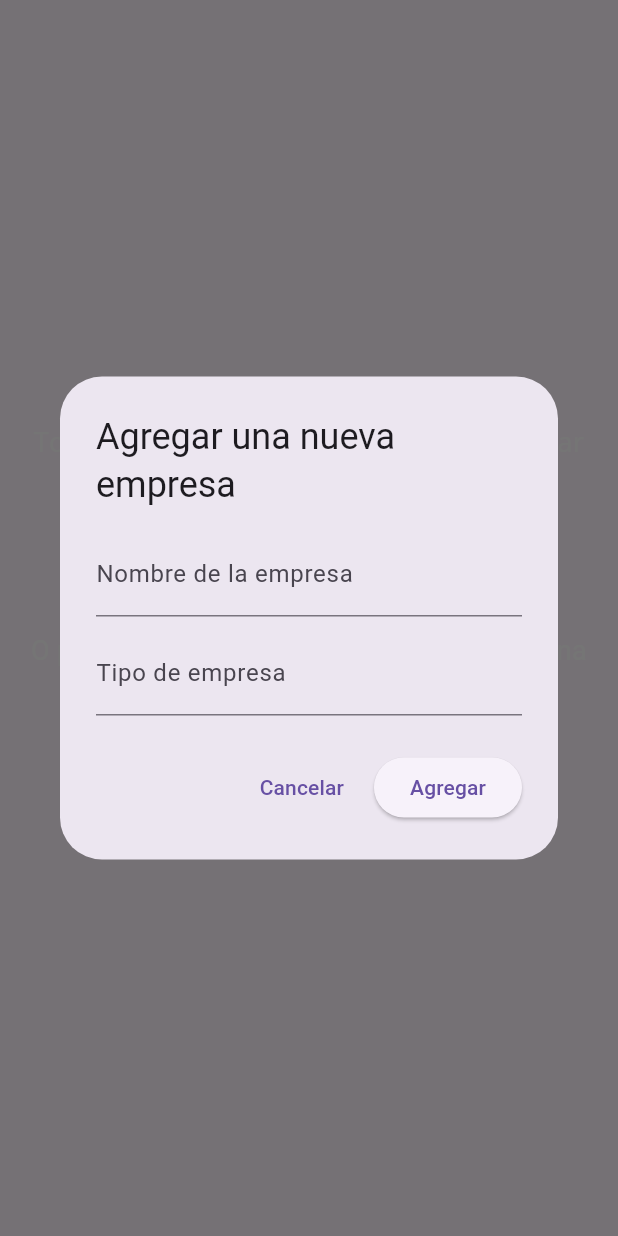
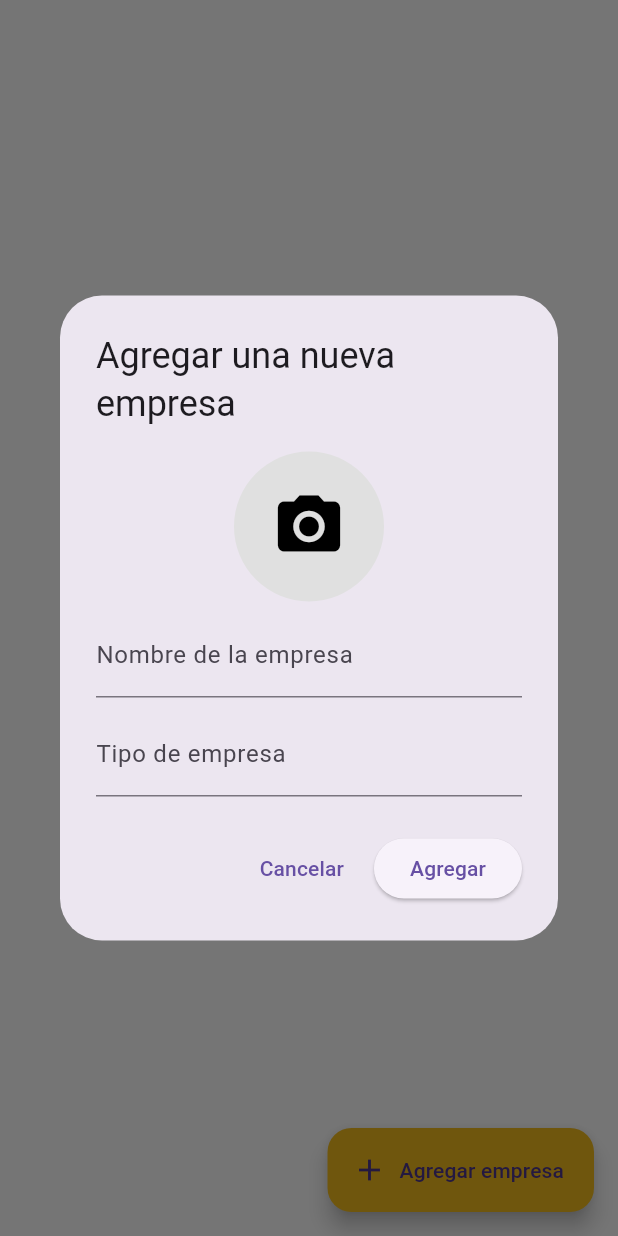
Before and after one commit to fededellavalle/listify, a Flutter app: the CompanyPage screen opened directly, after a tap on "Agregar una empresa", on a phone screen of 412 x 824 dp. Run offline on Flutter 3.47's test engine with Material 3 defaults, Android fonts, the phone set to English and light mode, and no system bars; our stand-ins replace cloud_firestore, device_preview, firebase_auth, firebase_core, firebase_storage, google_fonts and 3 more; accounts and stored records are empty.

Commit message:
Terminar lo de company image

```diff
--- a/lib/home/company.dart
+++ b/lib/home/company.dart
@@ -1,13 +1,29 @@
 import 'package:flutter/material.dart';
 import 'package:cloud_firestore/cloud_firestore.dart';
 import 'package:google_fonts/google_fonts.dart';
-import '../styles/button.dart';
-import '../styles/color.dart';
+import 'package:image_picker/image_picker.dart';
+import 'package:image_cropper/image_cropper.dart';
+import 'dart:io';
+import 'package:firebase_storage/firebase_storage.dart';
+import 'package:uuid/uuid.dart';
 
-class CompanyPage extends StatelessWidget {
+class CompanyPage extends StatefulWidget {
   final String? uid;
 
   CompanyPage({this.uid});
+
+  @override
+  _CompanyPageState createState() => _CompanyPageState();
+}
+
+class _CompanyPageState extends State<CompanyPage> {
+  File? _image;
+  String? _companyImageUrl;
+
+  @override
+  void initState() {
+    super.initState();
+  }
 
   Future<List<Map<String, dynamic>>> _fetchCompanyData(String? uid) async {
     if (uid != null) {
@@ -21,6 +37,9 @@ class CompanyPage extends StatelessWidget {
 
         companySnapshot.docs.forEach((doc) {
           companies.add(doc.data() as Map<String, dynamic>);
+          print(doc.id);
+          _getCompanyImageUrl(
+              doc.id); // Obtener la URL de la imagen para esta compañía
         });
 
         return companies;
@@ -33,10 +52,58 @@ class CompanyPage extends StatelessWidget {
     }
   }
 
+  Future<void> _getCompanyImageUrl(String companyId) async {
+    try {
+      // Obtener la URL de la imagen desde la base de datos
+      String? imageUrl = await FirebaseFirestore.instance
+          .collection('company_images')
+          .doc(
+              companyId) // Utilizar el ID de la compañía en lugar del UID del usuario
+          .get()
+          .then((doc) => doc.data()?['imageUrl']);
+
+      if (imageUrl != null) {
+        setState(() {
+          _companyImageUrl = imageUrl;
+        });
+      }
+    } catch (error) {
+      print('Error obteniendo la URL de la foto de la compañía: $error');
+    }
+  }
+
+  Future<void> _getImage() async {
+    final picker = ImagePicker();
+    final pickedFile = await picker.pickImage(source: ImageSource.gallery);
+    if (pickedFile != null) {
+      CroppedFile? croppedFile = await _cropImage(File(pickedFile.path));
+      if (croppedFile != null) {
+        setState(() {
+          _image = File(croppedFile.path);
+        });
+      }
+    }
+  }
+
+  Future<CroppedFile?> _cropImage(File imageFile) async {
+    final imageCropper = ImageCropper(); // Crear una instancia de ImageCropper
+    CroppedFile? croppedFile = await imageCropper.cropImage(
+      sourcePath: imageFile.path,
+      aspectRatio: CropAspectRatio(ratioX: 1.0, ratioY: 1.0),
+      compressQuality: 100,
+      maxWidth: 512,
+      maxHeight: 512,
+    );
+    return croppedFile;
+  }
+
   @override
   Widget build(BuildContext context) {
-    return FutureBuilder(
-      future: _fetchCompanyData(uid),
+    return Scaffold(
+      backgroundColor:
+          Colors.black.withOpacity(0.0), // Color de fondo del Scaffold
+      body: FutureBuilder(
+        future: _fetchCompanyData(widget.uid),
         builder: (context, AsyncSnapshot<List<Map<String, dynamic>>> snapshot) {
           if (snapshot.connectionState == ConnectionState.waiting) {
             return Center(child: CircularProgressIndicator());
@@ -53,11 +120,11 @@ class CompanyPage extends StatelessWidget {
                     Padding(
                       padding: const EdgeInsets.symmetric(horizontal: 20.0),
                       child: Text(
+                        'Todavía no tienes empresa. ¿Quieres crear una ya?',
                         style: GoogleFonts.openSans(
                           fontSize: 18,
                           color: Colors.white,
                         ),
-                      'Todavía no tienes empresa. ¿Quieres crear una ya?',
                         textAlign: TextAlign.center,
                       ),
                     ),
@@ -66,35 +133,7 @@ class CompanyPage extends StatelessWidget {
                       onPressed: () {
                         _showAddCompanyDialog(context);
                       },
-                    child: Text(
-                      'Agregar una empresa',
-                    ),
-                  ),
-                  SizedBox(height: 20),
-                  Padding(
-                    padding: const EdgeInsets.symmetric(horizontal: 20.0),
-                    child: Text(
-                      style: GoogleFonts.roboto(
-                        fontSize: 18,
-                        color: Colors.white,
-                      ),
-                      'O puedes recibir invitacions para unirte a una empresa',
-                      textAlign: TextAlign.center,
-                    ),
-                  ),
-                  SizedBox(height: 20),
-                  ElevatedButton.icon(
-                    style: buttonPrimary,
-                    onPressed: () {
-                      _showAddCompanyDialog(context);
-                    },
-                    label: Text(
-                      'Invitaciones',
-                      style: GoogleFonts.openSans(
-                        color: white,
-                      ),
-                    ),
-                    icon: const Icon(Icons.send),
+                      child: Text('Agregar una empresa'),
                     ),
                   ],
                 ),
@@ -106,60 +145,71 @@ class CompanyPage extends StatelessWidget {
               children: [
                 for (var companyData in companies) ...[
                   SizedBox(height: 20),
-                SizedBox(
-                  width: double.infinity,
-                  child: ElevatedButton(
+                  ElevatedButton(
                     onPressed: () {
                       // Acción al presionar el botón (si es necesario)
                     },
-                    style: ElevatedButton.styleFrom(
-                      padding:
-                          EdgeInsets.symmetric(vertical: 20, horizontal: 40),
-                      shape: RoundedRectangleBorder(
-                        borderRadius: BorderRadius.zero,
+                    style: ButtonStyle(
+                      overlayColor: MaterialStateProperty.all<Color>(Colors
+                          .grey), // Color del overlay (sombra) al presionar el botón
+                      backgroundColor: MaterialStateProperty.all<Color>(
+                          Colors.black.withOpacity(
+                              0.0)), // Color de fondo del botón con opacidad
+                      shape: MaterialStateProperty.all<RoundedRectangleBorder>(
+                        RoundedRectangleBorder(
+                          borderRadius: BorderRadius.circular(10.0),
+                          side: BorderSide(color: Colors.white), // Borde blanco
+                        ),
+                      ),
+                      padding: MaterialStateProperty.all<EdgeInsetsGeometry>(
+                        EdgeInsets.all(
+                            20), // Ajusta el padding del botón según sea necesario
                       ),
                     ),
                     child: Column(
                       children: [
+                        if (_companyImageUrl != null)
+                          CircleAvatar(
+                            backgroundImage: NetworkImage(_companyImageUrl!),
+                          )
+                        else
+                          IconButton(
+                            icon: Icon(Icons.question_mark),
+                            onPressed: () {},
+                          ),
                         Text(
                           companyData['name'],
-                          style: TextStyle(fontSize: 24),
+                          style: GoogleFonts.roboto(
+                            fontSize: 24,
+                            color: Colors.white,
+                          ),
                         ),
                         SizedBox(height: 10),
                         Text(
                           'Tipo: ${companyData['type']}',
-                          style: TextStyle(fontSize: 16),
+                          style: GoogleFonts.roboto(
+                            fontSize: 16,
+                            color: Colors.white,
+                          ),
                         ),
                       ],
                     ),
                   ),
-                ),
                 ],
                 SizedBox(height: 20),
-              SizedBox(
-                width: double.infinity,
-                child: ElevatedButton(
-                  onPressed: () {
-                    _showAddCompanyDialog(context);
-                  },
-                  style: ElevatedButton.styleFrom(
-                    backgroundColor: Color.fromARGB(255, 242, 187, 29),
-                    shape: RoundedRectangleBorder(
-                      borderRadius: BorderRadius.zero,
-                    ),
-                  ),
-                  child: Text(
-                    'Agregar una empresa',
-                    style: TextStyle(
-                      color: Colors.black,
-                    ),
-                  ),
-                ),
-              ),
               ],
             );
           }
         },
+      ),
+      floatingActionButton: FloatingActionButton.extended(
+        onPressed: () {
+          _showAddCompanyDialog(context);
+        },
+        backgroundColor: Color.fromARGB(255, 242, 187, 29),
+        icon: Icon(Icons.add),
+        label: Text('Agregar empresa'),
+      ),
     );
   }
 
@@ -176,6 +226,31 @@ class CompanyPage extends StatelessWidget {
           content: Column(
             mainAxisSize: MainAxisSize.min,
             children: [
+              InkWell(
+                onTap: () async {
+                  await _getImage();
+                },
+                child: CircleAvatar(
+                  radius: 50,
+                  backgroundColor: Colors.grey[
+                      300], // Color de fondo del avatar si la imagen no está presente
+                  foregroundColor: Colors.black, // Color del borde del avatar
+                  child: _image == null
+                      ? Icon(Icons.camera_alt,
+                          size:
+                              50) // Icono de la cámara si no se selecciona ninguna imagen
+                      : ClipOval(
+                          child: Image.file(
+                            _image!,
+                            width: 100, // Ancho de la imagen
+                            height: 100, // Alto de la imagen
+                            fit: BoxFit
+                                .cover, // Ajuste de la imagen para cubrir todo el espacio disponible
+                          ),
+                        ),
+                ),
+              ),
+              SizedBox(height: 8),
               TextFormField(
                 controller: nameController,
                 decoration: InputDecoration(labelText: 'Nombre de la empresa'),
@@ -200,18 +275,36 @@ class CompanyPage extends StatelessWidget {
                 // Acción al presionar el botón de agregar
                 String companyName = nameController.text.trim();
                 String companyType = typeController.text.trim();
-                String ownerUid = uid ?? '';
+                String ownerUid = widget.uid ?? '';
+                String companyId =
+                    Uuid().v4(); // Generar un ID único para la compañía
 
                 if (companyName.isNotEmpty &&
                     companyType.isNotEmpty &&
                     ownerUid.isNotEmpty) {
                   try {
+                    String imageUrl = '';
+
+                    if (_image != null) {
+                      // Subir la imagen a Firebase Storage
+                      Reference ref = FirebaseStorage.instance
+                          .ref()
+                          .child('company_images/$companyId/company_image.jpg');
+                      UploadTask uploadTask = ref.putFile(_image!);
+                      TaskSnapshot taskSnapshot =
+                          await uploadTask.whenComplete(() => null);
+                      imageUrl = await taskSnapshot.ref.getDownloadURL();
+                    }
+
+                    // Guardar la información de la empresa en Firestore junto con la URL de la imagen
                     await FirebaseFirestore.instance
                         .collection('companies')
-                        .add({
+                        .doc(companyId)
+                        .set({
                       'name': companyName,
                       'type': companyType,
                       'ownerUid': ownerUid,
+                      'imageUrl': imageUrl,
                     });
 
                     Navigator.pop(
@@ -219,7 +312,6 @@ class CompanyPage extends StatelessWidget {
                   } catch (e) {
                     print('Error adding company: $e');
                     // Manejar el error si ocurriera al agregar la empresa
-                    // Aquí podrías mostrar un mensaje de error al usuario si lo deseas
                   }
                 } else {
                   // Mostrar un mensaje al usuario si algún valor está vacío
--- a/pubspec.yaml
+++ b/pubspec.yaml
@@ -41,6 +41,7 @@ dependencies:
   google_sign_in:
   shared_preferences:
   google_fonts:
+  uuid:
   # The following adds the Cupertino Icons font to your application.
   # Use with the CupertinoIcons class for iOS style icons.
   cupertino_icons: ^1.0.6
```
Also changed, not shown: lib/home/navigation_page.dart (+22 -11 lines), lib/login/login.dart (+10 -13 lines), lib/login/login2.dart (deleted, +0 -119 lines), lib/login/register.dart (+58 -26 lines), pubspec.lock. Lines whose indentation alone changed are shown as unchanged.
